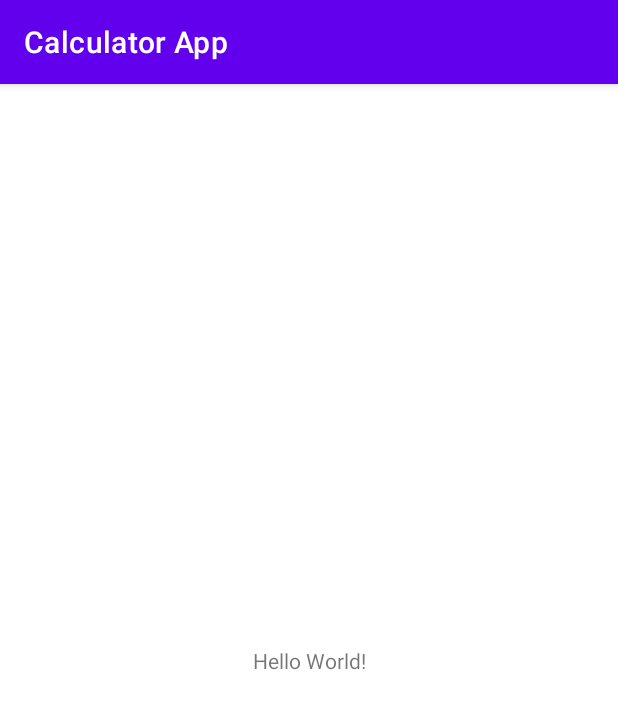
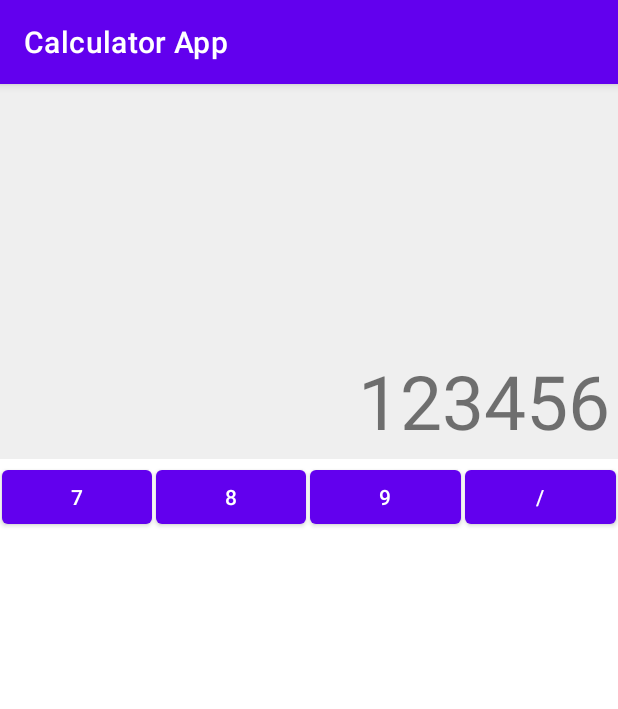
Before and after one commit to MuhammadSaad420/calculator-native, an Android app: the screen it shows after launch (MainActivity), on a phone screen of 412 x 824 dp. Shown: the top 709 px of the screen. Run offline under Robolectric (Android 15) with nearby library versions, the phone set to English and light mode, and no system bars.

Commit message:
Building The Calculator UI using Linear Layouts part 1

```diff
--- a/app/src/main/res/layout/activity_main.xml
+++ b/app/src/main/res/layout/activity_main.xml
@@ -1,18 +1,61 @@
 <?xml version="1.0" encoding="utf-8"?>
-<androidx.constraintlayout.widget.ConstraintLayout xmlns:android="http://schemas.android.com/apk/res/android"
+<LinearLayout xmlns:android="http://schemas.android.com/apk/res/android"
     xmlns:app="http://schemas.android.com/apk/res-auto"
     xmlns:tools="http://schemas.android.com/tools"
     android:layout_width="match_parent"
+    android:orientation="vertical"
     android:layout_height="match_parent"
     tools:context=".MainActivity">
 
     <TextView
-        android:layout_width="wrap_content"
+        android:layout_width="match_parent"
+        android:layout_height="250dp"
+        android:text="123456"
+        android:gravity="end|bottom"
+        android:padding="5dp"
+        android:background="@color/light_grey"
+        android:textSize="50sp"
+        />
+    <LinearLayout
+        android:layout_width="match_parent"
         android:layout_height="wrap_content"
-        android:text="Hello World!"
-        app:layout_constraintBottom_toBottomOf="parent"
-        app:layout_constraintEnd_toEndOf="parent"
-        app:layout_constraintStart_toStartOf="parent"
-        app:layout_constraintTop_toTopOf="parent" />
+        android:orientation="horizontal">
 
-</androidx.constraintlayout.widget.ConstraintLayout>
+        <Button
+            android:layout_width="0dp"
+            android:layout_height="match_parent"
+            android:layout_margin="1dp"
+            android:onClick="digit"
+            android:layout_weight="1"
+            android:text="7"
+            />
+        <Button
+            android:layout_width="0dp"
+            android:layout_height="match_parent"
+            android:layout_margin="1dp"
+            android:onClick="digit"
+            android:layout_weight="1"
+            android:text="8"
+            />
+        <Button
+            android:layout_width="0dp"
+            android:layout_height="match_parent"
+            android:paddingHorizontal="5dp"
+            android:layout_margin="1dp"
+            android:onClick="digit"
+            android:layout_weight="1"
+            android:text="9"
+            />
+        <Button
+            android:layout_width="0dp"
+            android:layout_height="match_parent"
+            android:paddingHorizontal="5dp"
+            android:layout_margin="1dp"
+            android:onClick="digit"
+            android:layout_weight="1"
+            android:text="/"
+            />
+
+    </LinearLayout>
+
+</LinearLayout>
--- a/app/src/main/res/values/colors.xml
+++ b/app/src/main/res/values/colors.xml
@@ -7,4 +7,5 @@
     <color name="teal_700">#FF018786</color>
     <color name="black">#FF000000</color>
     <color name="white">#FFFFFFFF</color>
+    <color name="light_grey">#FFefefef</color>
 </resources>
```
